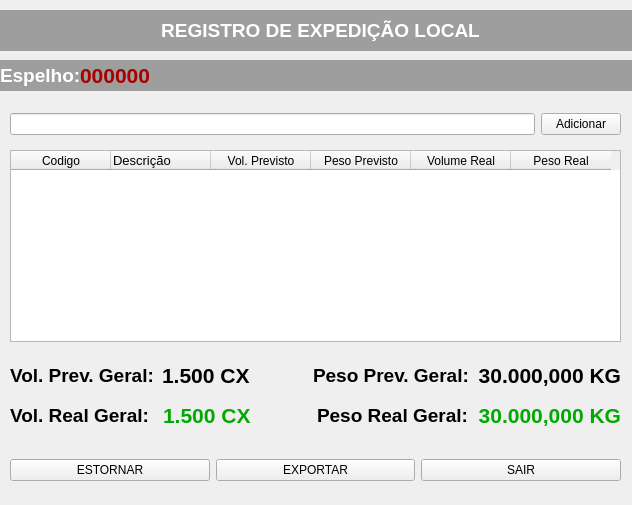
The window that gui/view/tela_leitura.ui (siqueiradias/Expedicao_local) describes before a commit, drawn with Qt 5.
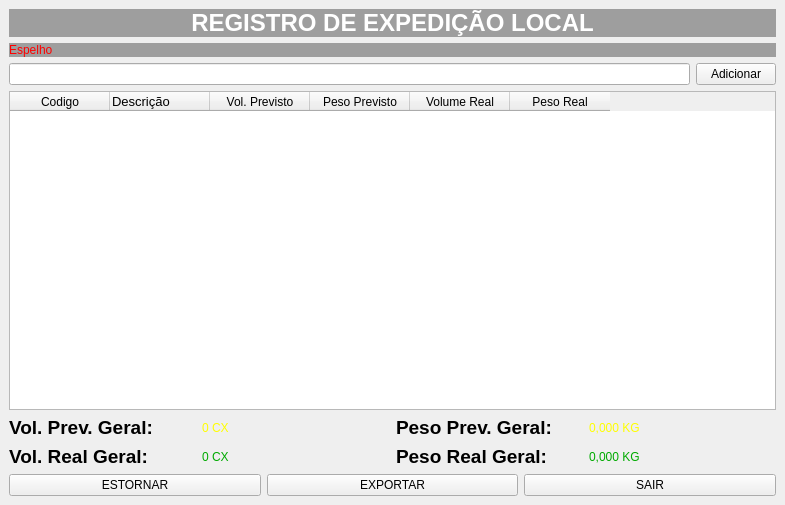
The same window after the commit.

Commit message: ajuste tela de leitura

The edit to the form file:
```diff
--- a/gui/view/tela_leitura.ui
+++ b/gui/view/tela_leitura.ui
@@ -6,63 +6,83 @@
    <rect>
     <x>0</x>
     <y>0</y>
-    <width>632</width>
+    <width>785</width>
     <height>505</height>
    </rect>
   </property>
+  <property name="sizePolicy">
+   <sizepolicy hsizetype="Maximum" vsizetype="Maximum">
+    <horstretch>0</horstretch>
+    <verstretch>0</verstretch>
+   </sizepolicy>
+  </property>
   <property name="windowTitle">
    <string>Cadastro de Espelho</string>
   </property>
   <widget class="QWidget" name="centralwidget">
-   <widget class="QWidget" name="verticalLayoutWidget">
-    <property name="geometry">
-     <rect>
-      <x>0</x>
-      <y>10</y>
-      <width>641</width>
-      <height>41</height>
-     </rect>
-    </property>
-    <layout class="QVBoxLayout" name="verticalLayout">
-     <item>
-      <widget class="QLabel" name="label">
+   <property name="sizePolicy">
+    <sizepolicy hsizetype="Maximum" vsizetype="Maximum">
+     <horstretch>0</horstretch>
+     <verstretch>0</verstretch>
+    </sizepolicy>
+   </property>
+   <layout class="QGridLayout" name="gridLayout">
+    <item row="5" column="0">
+     <layout class="QGridLayout" name="gridLayout_2">
+      <item row="0" column="0">
+       <widget class="QLabel" name="label_7">
+        <property name="text">
+         <string>&lt;html&gt;&lt;head/&gt;&lt;body&gt;&lt;p&gt;&lt;span style=&quot; font-size:14pt; font-weight:600;&quot;&gt;Vol. Prev. Geral:&lt;/span&gt;&lt;/p&gt;&lt;/body&gt;&lt;/html&gt;</string>
+        </property>
+       </widget>
+      </item>
+      <item row="0" column="1">
+       <widget class="QLabel" name="lbl_vol_prev_geral">
        <property name="styleSheet">
-        <string notr="true">background-color: rgb(158, 158, 158);
-color: rgb(255, 255, 255);</string>
+         <string notr="true">font: 750 36pt &quot;MS Shell Dlg 2&quot;;
+color: rgb(255, 255, 0);</string>
        </property>
        <property name="text">
-        <string>&lt;html&gt;&lt;head/&gt;&lt;body&gt;&lt;p align=&quot;center&quot;&gt;&lt;span style=&quot; font-size:14pt; font-weight:600;&quot;&gt;REGISTRO DE EXPEDIÇÃO LOCAL&lt;/span&gt;&lt;/p&gt;&lt;/body&gt;&lt;/html&gt;</string>
+         <string>0 CX</string>
        </property>
       </widget>
      </item>
-    </layout>
-   </widget>
-   <widget class="QLabel" name="label_2">
-    <property name="geometry">
-     <rect>
-      <x>0</x>
-      <y>60</y>
-      <width>639</width>
-      <height>31</height>
-     </rect>
-    </property>
+      <item row="0" column="3">
+       <widget class="QLabel" name="lbl_peso_prev_geral">
     <property name="styleSheet">
-     <string notr="true">background-color: rgb(158, 158, 158);
-color: rgb(255, 255, 255);</string>
+         <string notr="true">font: 750 36pt &quot;MS Shell Dlg 2&quot;;
+color: rgb(255, 255, 0);</string>
     </property>
     <property name="text">
-     <string>&lt;html&gt;&lt;head/&gt;&lt;body&gt;&lt;p&gt;&lt;span style=&quot; font-size:14pt; font-weight:600;&quot;&gt;   Espelho:&lt;/span&gt;&lt;/p&gt;&lt;/body&gt;&lt;/html&gt;</string>
-    </property>
-   </widget>
+         <string>0,000 KG</string>
+        </property>
+       </widget>
+      </item>
+      <item row="0" column="2">
+       <widget class="QLabel" name="label_9">
+        <property name="text">
+         <string>&lt;html&gt;&lt;head/&gt;&lt;body&gt;&lt;p&gt;&lt;span style=&quot; font-size:14pt; font-weight:600;&quot;&gt;Peso Prev. Geral:&lt;/span&gt;&lt;/p&gt;&lt;/body&gt;&lt;/html&gt;</string>
+        </property>
+       </widget>
+      </item>
+     </layout>
+    </item>
+    <item row="3" column="0">
+     <layout class="QHBoxLayout" name="horizontalLayout_2">
+      <item>
+       <widget class="QLineEdit" name="txt_entrada"/>
+      </item>
+      <item>
+       <widget class="QPushButton" name="btn_adicionar">
+        <property name="text">
+         <string>Adicionar</string>
+        </property>
+       </widget>
+      </item>
+     </layout>
+    </item>
+    <item row="4" column="0">
    <widget class="QTableWidget" name="tbl_resumo">
-    <property name="geometry">
-     <rect>
-      <x>10</x>
-      <y>150</y>
-      <width>611</width>
-      <height>192</height>
-     </rect>
-    </property>
     <column>
      <property name="text">
       <string>Codigo</string>
@@ -103,123 +123,8 @@
      </property>
     </column>
    </widget>
-   <widget class="QLabel" name="lbl_espelho">
-    <property name="geometry">
-     <rect>
-      <x>80</x>
-      <y>60</y>
-      <width>101</width>
-      <height>31</height>
-     </rect>
-    </property>
-    <property name="text">
-     <string>&lt;html&gt;&lt;head/&gt;&lt;body&gt;&lt;p&gt;&lt;span style=&quot; font-size:16pt; font-weight:600; color:#aa0000;&quot;&gt;000000&lt;/span&gt;&lt;/p&gt;&lt;/body&gt;&lt;/html&gt;</string>
-    </property>
-   </widget>
-   <widget class="QWidget" name="horizontalLayoutWidget">
-    <property name="geometry">
-     <rect>
-      <x>10</x>
-      <y>450</y>
-      <width>611</width>
-      <height>41</height>
-     </rect>
-    </property>
-    <layout class="QHBoxLayout" name="horizontalLayout">
-     <item>
-      <widget class="QPushButton" name="btn_estornar">
-       <property name="text">
-        <string>ESTORNAR</string>
-       </property>
-      </widget>
-     </item>
-     <item>
-      <widget class="QPushButton" name="btn_exportar">
-       <property name="text">
-        <string>EXPORTAR</string>
-       </property>
-      </widget>
-     </item>
-     <item>
-      <widget class="QPushButton" name="btn_sair">
-       <property name="text">
-        <string>SAIR</string>
-       </property>
-      </widget>
-     </item>
-    </layout>
-   </widget>
-   <widget class="QWidget" name="gridLayoutWidget_2">
-    <property name="geometry">
-     <rect>
-      <x>10</x>
-      <y>360</y>
-      <width>611</width>
-      <height>31</height>
-     </rect>
-    </property>
-    <layout class="QGridLayout" name="gridLayout_2">
-     <item row="0" column="0">
-      <widget class="QLabel" name="label_7">
-       <property name="text">
-        <string>&lt;html&gt;&lt;head/&gt;&lt;body&gt;&lt;p&gt;&lt;span style=&quot; font-size:14pt; font-weight:600;&quot;&gt;Vol. Prev. Geral:&lt;/span&gt;&lt;/p&gt;&lt;/body&gt;&lt;/html&gt;</string>
-       </property>
-      </widget>
-     </item>
-     <item row="0" column="1">
-      <widget class="QLabel" name="lbl_vol_prev_geral">
-       <property name="text">
-        <string>&lt;html&gt;&lt;head/&gt;&lt;body&gt;&lt;p&gt;&lt;span style=&quot; font-size:16pt; font-weight:600; color:#000000;&quot;&gt;1.500 CX&lt;/span&gt;&lt;/p&gt;&lt;/body&gt;&lt;/html&gt;</string>
-       </property>
-      </widget>
-     </item>
-     <item row="0" column="3">
-      <widget class="QLabel" name="lbl_peso_prev_geral">
-       <property name="text">
-        <string>&lt;html&gt;&lt;head/&gt;&lt;body&gt;&lt;p align=&quot;right&quot;&gt;&lt;span style=&quot; font-size:16pt; font-weight:600; color:#000000;&quot;&gt;30.000,000 KG&lt;/span&gt;&lt;/p&gt;&lt;/body&gt;&lt;/html&gt;</string>
-       </property>
-      </widget>
-     </item>
-     <item row="0" column="2">
-      <widget class="QLabel" name="label_9">
-       <property name="text">
-        <string>&lt;html&gt;&lt;head/&gt;&lt;body&gt;&lt;p&gt;&lt;span style=&quot; font-size:14pt; font-weight:600;&quot;&gt;Peso Prev. Geral:&lt;/span&gt;&lt;/p&gt;&lt;/body&gt;&lt;/html&gt;</string>
-       </property>
-      </widget>
-     </item>
-    </layout>
-   </widget>
-   <widget class="QWidget" name="horizontalLayoutWidget_2">
-    <property name="geometry">
-     <rect>
-      <x>10</x>
-      <y>109</y>
-      <width>611</width>
-      <height>31</height>
-     </rect>
-    </property>
-    <layout class="QHBoxLayout" name="horizontalLayout_2">
-     <item>
-      <widget class="QLineEdit" name="txt_entrada"/>
-     </item>
-     <item>
-      <widget class="QPushButton" name="btn_adicionar">
-       <property name="text">
-        <string>Adicionar</string>
-       </property>
-      </widget>
-     </item>
-    </layout>
-   </widget>
-   <widget class="QWidget" name="gridLayoutWidget_3">
-    <property name="geometry">
-     <rect>
-      <x>10</x>
-      <y>400</y>
-      <width>611</width>
-      <height>31</height>
-     </rect>
-    </property>
+    </item>
+    <item row="6" column="0">
     <layout class="QGridLayout" name="gridLayout_3">
      <item row="0" column="0">
       <widget class="QLabel" name="label_8">
@@ -230,15 +135,23 @@
      </item>
      <item row="0" column="1">
       <widget class="QLabel" name="lbl_vol_real_geral">
+        <property name="styleSheet">
+         <string notr="true">font: 750 48pt &quot;MS Shell Dlg 2&quot;;
+color: rgb(0, 170, 0);</string>
+        </property>
        <property name="text">
-        <string>&lt;html&gt;&lt;head/&gt;&lt;body&gt;&lt;p&gt;&lt;span style=&quot; font-size:16pt; font-weight:600; color:#00aa00;&quot;&gt;1.500 CX&lt;/span&gt;&lt;/p&gt;&lt;/body&gt;&lt;/html&gt;</string>
+         <string>0 CX</string>
        </property>
       </widget>
      </item>
      <item row="0" column="3">
       <widget class="QLabel" name="lbl_peso_real_geral">
+        <property name="styleSheet">
+         <string notr="true">font: 750 48pt &quot;MS Shell Dlg 2&quot;;
+color: rgb(0, 170, 0);</string>
+        </property>
        <property name="text">
-        <string>&lt;html&gt;&lt;head/&gt;&lt;body&gt;&lt;p align=&quot;right&quot;&gt;&lt;span style=&quot; font-size:16pt; font-weight:600; color:#00aa00;&quot;&gt;30.000,000 KG&lt;/span&gt;&lt;/p&gt;&lt;/body&gt;&lt;/html&gt;</string>
+         <string>0,000 KG</string>
        </property>
       </widget>
      </item>
@@ -250,7 +163,60 @@
       </widget>
      </item>
     </layout>
-   </widget>
+    </item>
+    <item row="0" column="0">
+     <layout class="QVBoxLayout" name="verticalLayout">
+      <item>
+       <widget class="QLabel" name="label">
+        <property name="styleSheet">
+         <string notr="true">background-color: rgb(158, 158, 158);
+color: rgb(255, 255, 255);</string>
+        </property>
+        <property name="text">
+         <string>&lt;html&gt;&lt;head/&gt;&lt;body&gt;&lt;p align=&quot;center&quot;&gt;&lt;span style=&quot; font-size:18pt; font-weight:600;&quot;&gt;REGISTRO DE EXPEDIÇÃO LOCAL&lt;/span&gt;&lt;/p&gt;&lt;/body&gt;&lt;/html&gt;</string>
+        </property>
+       </widget>
+      </item>
+     </layout>
+    </item>
+    <item row="2" column="0">
+     <widget class="QLabel" name="label_2">
+      <property name="styleSheet">
+       <string notr="true">font: 800 25pt &quot;MS Shell Dlg 2&quot;;
+background-color: rgb(158, 158, 158);
+color: rgb(255, 0, 0);</string>
+      </property>
+      <property name="text">
+       <string>&lt;html&gt;&lt;head/&gt;&lt;body&gt;&lt;p&gt;Espelho&lt;/p&gt;&lt;/body&gt;&lt;/html&gt;</string>
+      </property>
+     </widget>
+    </item>
+    <item row="7" column="0">
+     <layout class="QHBoxLayout" name="horizontalLayout">
+      <item>
+       <widget class="QPushButton" name="btn_estornar">
+        <property name="text">
+         <string>ESTORNAR</string>
+        </property>
+       </widget>
+      </item>
+      <item>
+       <widget class="QPushButton" name="btn_exportar">
+        <property name="text">
+         <string>EXPORTAR</string>
+        </property>
+       </widget>
+      </item>
+      <item>
+       <widget class="QPushButton" name="btn_sair">
+        <property name="text">
+         <string>SAIR</string>
+        </property>
+       </widget>
+      </item>
+     </layout>
+    </item>
+   </layout>
   </widget>
  </widget>
  <resources/>
```
Lines whose indentation alone changed are shown as unchanged. The commit also changes 2 other files.
